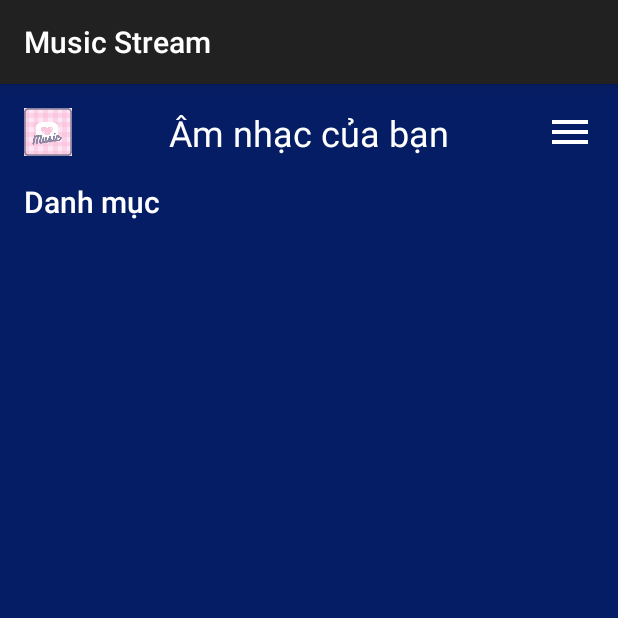
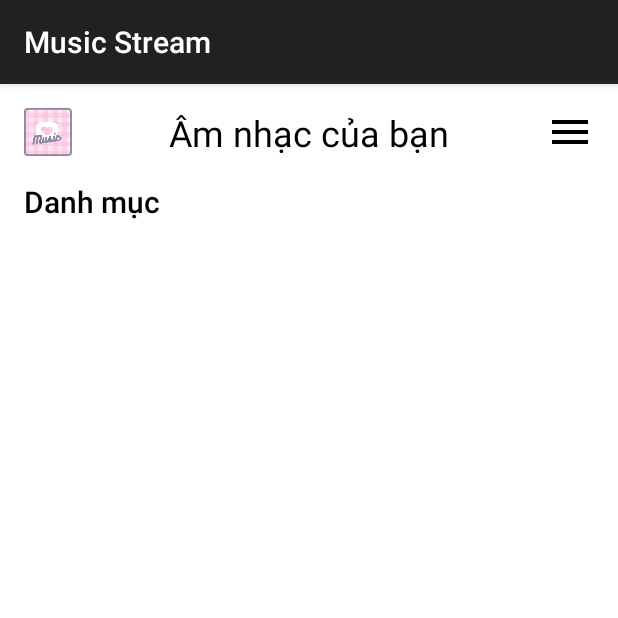
Before and after one commit to npg452/MusicApp, an Android app built with Jetpack Compose: the screen it shows after launch once a user with an empty profile is signed in (MainActivity), on a phone screen of 412 x 824 dp, the top half of it. Run offline under Robolectric (Android 15) with nearby library versions, the phone set to English and light mode, and no system bars; our stand-ins replace Firebase (no records; nobody signed in at launch, a user with empty details on screens opened directly).

Commit message:
change background

```diff
--- a/app/src/main/java/com/example/musicstream/MainActivity.kt
+++ b/app/src/main/java/com/example/musicstream/MainActivity.kt
@@ -57,7 +57,7 @@ class MainActivity : AppCompatActivity() {
             false
         }
     }
-
+//hello
     fun logout(){
         MyExoplayer.getInstance()?.release()
         FirebaseAuth.getInstance().signOut()
--- a/app/src/main/res/drawable/menu_icon.xml
+++ b/app/src/main/res/drawable/menu_icon.xml
@@ -1,6 +1,6 @@
 <vector xmlns:android="http://schemas.android.com/apk/res/android"
-    android:height="24dp" android:tint="@color/white" android:viewportHeight="24" android:viewportWidth="24" android:width="24dp">
+    android:height="24dp" android:tint="@color/black" android:viewportHeight="24" android:viewportWidth="24" android:width="24dp">
 
-    <path android:fillColor="@android:color/white" android:pathData="M3,18h18v-2L3,16v2zM3,13h18v-2L3,11v2zM3,6v2h18L21,6L3,6z"/>
+    <path android:fillColor="@android:color/black" android:pathData="M3,18h18v-2L3,16v2zM3,13h18v-2L3,11v2zM3,6v2h18L21,6L3,6z"/>
 
 </vector>
--- a/app/src/main/res/drawable/rounded_corner.xml
+++ b/app/src/main/res/drawable/rounded_corner.xml
@@ -1,6 +1,6 @@
 <?xml version="1.0" encoding="utf-8"?>
 <shape xmlns:android="http://schemas.android.com/apk/res/android">
-    <solid android:color="@color/textWhite"/>
-    <stroke android:width="1dp" android:color="#D3D3D3"/>
-    <corners android:radius="24dp"/>
+    <solid android:color="#BCB7B7"/>
+    <stroke android:width="1dp" android:color="#BFBABA"/>
+    <corners android:radius="10dp"/>
 </shape>
--- a/app/src/main/res/layout/activity_login.xml
+++ b/app/src/main/res/layout/activity_login.xml
@@ -8,7 +8,7 @@
     android:orientation="vertical"
     android:padding="16dp"
     android:gravity="center"
-    android:background="@color/blueDark"
+    android:background="@color/white"
     tools:context=".LoginActivity">
 
     <LinearLayout
@@ -26,7 +26,7 @@
             android:layout_width="match_parent"
             android:layout_height="wrap_content"
             android:gravity="center"
-            android:textColor="@color/textWhite"
+            android:textColor="@color/black"
             android:textSize="22sp"
             android:textStyle="bold"
             android:fontFamily="monospace"
@@ -92,7 +92,7 @@
             android:layout_width="match_parent"
             android:layout_height="wrap_content"
             android:text="Bạn chưa có tài khoản?"
-            android:textColor="@color/textWhite"
+            android:textColor="@color/black"
             android:gravity="center"
             android:id="@+id/goto_signup_btn"/>
 
--- a/app/src/main/res/layout/activity_main.xml
+++ b/app/src/main/res/layout/activity_main.xml
@@ -4,7 +4,7 @@
     xmlns:tools="http://schemas.android.com/tools"
     android:layout_width="match_parent"
     android:layout_height="match_parent"
-    android:background="@color/blueDark"
+    android:background="@color/white"
     android:padding="16dp"
     tools:context=".MainActivity">
 
@@ -22,7 +22,7 @@
             android:layout_width="match_parent"
             android:layout_height="wrap_content"
             android:text="Âm nhạc của bạn"
-            android:textColor="@color/white"
+            android:textColor="@color/black"
             android:textSize="24sp"
             android:gravity="center"/>
         <ImageView
@@ -51,7 +51,7 @@
                 android:layout_width="wrap_content"
                 android:layout_height="wrap_content"
                 android:text="Danh mục"
-                android:textColor="@color/white"
+                android:textColor="@color/black"
                 android:textSize="20sp"
                 android:fontFamily="sans-serif-medium"/>
 
@@ -75,7 +75,7 @@
                     android:layout_height="wrap_content"
                     android:id="@+id/section_1_title"
                     tools:text="Thịnh hành"
-                    android:textColor="@color/white"
+                    android:textColor="@color/black"
                     android:textSize="20sp"
                     android:fontFamily="sans-serif-medium"/>
 
@@ -108,7 +108,7 @@
                     android:layout_height="wrap_content"
                     android:id="@+id/mostly_played_title"
                     tools:text="Trending"
-                    android:textColor="@color/white"
+                    android:textColor="@color/black"
                     android:textSize="20sp"
                     android:fontFamily="sans-serif-medium"/>
 
@@ -141,7 +141,7 @@
                     android:layout_height="wrap_content"
                     android:id="@+id/section_2_title"
                     tools:text="Trending"
-                    android:textColor="@color/white"
+                    android:textColor="@color/black"
                     android:textSize="20sp"
                     android:fontFamily="sans-serif-medium"/>
 
@@ -174,7 +174,7 @@
                     android:layout_height="wrap_content"
                     android:id="@+id/section_3_title"
                     tools:text="Trending"
-                    android:textColor="@color/white"
+                    android:textColor="@color/black"
                     android:textSize="20sp"
                     android:fontFamily="sans-serif-medium"/>
 
@@ -199,14 +199,15 @@
     <RelativeLayout
         android:layout_width="match_parent"
         android:layout_height="wrap_content"
-        android:padding="8dp"
-        android:background="@color/black"
+        android:padding="5dp"
+        android:background="@drawable/rounded_corner"
         android:id="@+id/player_view"
-        android:layout_alignParentBottom="true">
+        android:layout_alignParentBottom="true"
+        >
 
         <ImageView
-            android:layout_width="40dp"
-            android:layout_height="40dp"
+            android:layout_width="50dp"
+            android:layout_height="50dp"
             android:id="@+id/song_cover_image_view"/>
 
         <TextView
@@ -214,11 +215,12 @@
             android:layout_height="wrap_content"
             android:id="@+id/song_title_text_view"
             android:text="Đang phát : "
-            android:textColor="@color/white"
+            android:textColor="@color/black"
             android:layout_toEndOf="@+id/song_cover_image_view"
             android:paddingStart="16dp"
             android:layout_centerVertical="true"
-            android:textSize="20sp"/>
+            android:textSize="20sp"
+            />
 
 
     </RelativeLayout>
--- a/app/src/main/res/layout/activity_signup.xml
+++ b/app/src/main/res/layout/activity_signup.xml
@@ -8,7 +8,7 @@
     android:orientation="vertical"
     android:padding="16dp"
     android:gravity="center"
-    android:background="@color/blueDark"
+    android:background="@color/white"
     tools:context=".SignupActivity">
 
     <LinearLayout
@@ -26,7 +26,7 @@
             android:layout_width="match_parent"
             android:layout_height="wrap_content"
             android:gravity="center"
-            android:textColor="@color/textWhite"
+            android:textColor="@color/black"
             android:textSize="22sp"
             android:textStyle="bold"
             android:fontFamily="monospace"
@@ -104,7 +104,7 @@
             android:layout_width="match_parent"
             android:layout_height="wrap_content"
             android:text="Bạn đã có tài khoản?"
-            android:textColor="@color/textWhite"
+            android:textColor="@color/black"
             android:gravity="center"
             android:id="@+id/goto_login_btn"/>
 
--- a/app/src/main/res/layout/activity_songs_list.xml
+++ b/app/src/main/res/layout/activity_songs_list.xml
@@ -5,7 +5,7 @@
     android:layout_width="match_parent"
     android:layout_height="match_parent"
     android:orientation="vertical"
-    android:background="@color/black"
+    android:background="@color/white"
     android:padding="16dp"
     android:gravity="center_horizontal"
     tools:context=".SongsListActivity">
@@ -20,7 +20,7 @@
         android:layout_width="match_parent"
         android:layout_height="wrap_content"
         tools:text="Hindi"
-        android:textColor="@color/white"
+        android:textColor="@color/black"
         android:textSize="24sp"
         android:gravity="center"
         android:id="@+id/name_text_view"/>
@@ -28,7 +28,7 @@
     <com.google.android.material.divider.MaterialDivider
         android:layout_width="match_parent"
         android:layout_height="1dp"
-        app:dividerColor="@color/textWhite"
+        app:dividerColor="@color/black"
         android:layout_marginVertical="8dp"/>
 
     <androidx.recyclerview.widget.RecyclerView
--- a/app/src/main/res/layout/category_item_recycler_row.xml
+++ b/app/src/main/res/layout/category_item_recycler_row.xml
@@ -19,7 +19,7 @@
         android:id="@+id/name_text_view"
         android:layout_marginTop="8dp"
         android:textSize="18sp"
-        android:textColor="@color/textWhite"
+        android:textColor="#6A6363"
         tools:text = "English"/>
 
 
--- a/app/src/main/res/layout/section_song_list_recycler_row.xml
+++ b/app/src/main/res/layout/section_song_list_recycler_row.xml
@@ -18,7 +18,7 @@
         android:layout_marginTop="8dp"
         android:text="Song name"
         android:textSize="18sp"
-        android:textColor="@color/white"
+        android:textColor="@color/black"
         android:id="@+id/song_title_text_view"/>
 
     <TextView
@@ -26,7 +26,7 @@
         android:layout_height="wrap_content"
         android:layout_marginTop="8dp"
         android:text="Song subtitle"
-        android:textColor="@color/textWhite"
+        android:textColor="@color/black"
         android:id="@+id/song_subtitle_text_view"/>
 
 </LinearLayout>
```
Also changed, not shown: app/src/main/res/layout/activity_player.xml (+5 -5 lines), app/src/main/res/layout/song_list_item_recycler_row.xml (+5 -5 lines).
